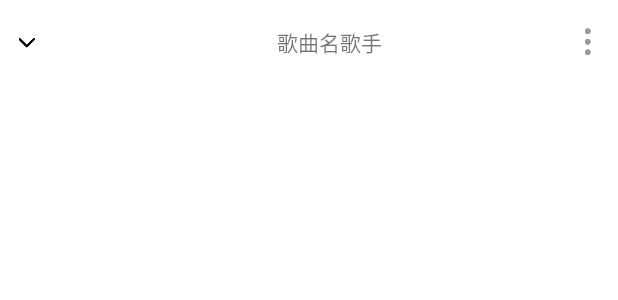
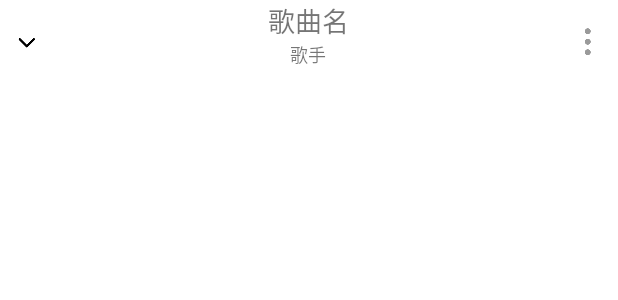
Before and after one commit to liangke21/yuehaoting, an Android app: the layout play_layout_bar.xml on its own in the app's theme, with its tools: preview values and no code run, on a phone screen of 412 x 824 dp. Shown: the top 300 px of the screen. Run offline under Robolectric (Android 15) with nearby library versions, the phone set to English and light mode, and no system bars.

Commit message:
播放界面歌曲歌手属性设置

```diff
--- a/app/src/main/java/com/example/yuehaoting/playInterface/livedata/KuGouSongPhoto.kt
+++ b/app/src/main/java/com/example/yuehaoting/playInterface/livedata/KuGouSongPhoto.kt
@@ -6,7 +6,7 @@ import com.example.yuehaoting.base.retrofit.SongNetwork.singerPhoto
 import com.example.yuehaoting.data.kugou.RecordData
 import com.example.yuehaoting.data.kugouSingerPhoto.SingerPhoto
 import com.example.yuehaoting.util.MusicConstant.SINGER_ID
-import com.example.yuehaoting.util.MusicConstant.SINGER_PHOTO
+
 import kotlinx.coroutines.Dispatchers
 import timber.log.Timber
 import kotlin.properties.Delegates
--- a/app/src/main/java/com/example/yuehaoting/searchFor/adapter/SingleFragment1Adapter.kt
+++ b/app/src/main/java/com/example/yuehaoting/searchFor/adapter/SingleFragment1Adapter.kt
@@ -19,6 +19,8 @@ import com.example.yuehaoting.data.kugousingle.KuGouSingle
 import com.example.yuehaoting.data.kugousingle.SongLists
 import com.example.yuehaoting.playInterface.activity.PlayActivity
 import com.example.yuehaoting.util.MusicConstant.SINGER_ID
+import com.example.yuehaoting.util.MusicConstant.SINGER_NAME
+import com.example.yuehaoting.util.MusicConstant.SONG_NAME
 
 import timber.log.Timber
 
@@ -85,9 +87,11 @@ class SingleFragment1Adapter(private val list: List<KuGouSingle.Data.Lists>, val
                 musicUtil.makeCodIntent(Command.PLAINSONG)
                     .putExtra(MusicService.EXTRA_POSITION, position)
             )
-
+            val song = songDetails(position)
            val intent=Intent(activity,PlayActivity::class.java)
               intent.putExtra(SINGER_ID,mixSongID)
+            intent.putExtra(SONG_NAME,song[0])
+            intent.putExtra(SINGER_NAME,song[1])
             activity?.startActivity(intent)
         }
     }
--- a/app/src/main/res/layout/play_layout_bar.xml
+++ b/app/src/main/res/layout/play_layout_bar.xml
@@ -10,23 +10,30 @@
     android:layout_marginLeft="8dp"
     android:src="@drawable/play_drop_down"
     android:id="@+id/ib_play_drop_down"/>
-  <TextView
+  <LinearLayout
     android:layout_width="wrap_content"
     android:layout_height="match_parent"
     android:layout_centerHorizontal="true"
-    android:gravity="center_vertical"
+    android:orientation="vertical"
+    >
+    <TextView
+      android:layout_width="wrap_content"
+      android:layout_height="wrap_content"
+      android:layout_gravity="center_horizontal"
+      android:textSize="18sp"
       android:text="歌曲名"
       android:id="@+id/tv_play_song_name"
       />
     <TextView
       android:layout_width="wrap_content"
-    android:layout_height="match_parent"
-    android:layout_centerHorizontal="true"
-    android:gravity="center_vertical"
-    android:layout_toRightOf="@+id/tv_play_song_name"
+      android:layout_height="wrap_content"
+      android:layout_gravity="center_horizontal"
+      android:textSize="12sp"
       android:text="歌手"
       android:id="@+id/tv_play_Singer_name"
       />
+  </LinearLayout>
+
   <ImageButton
     android:layout_width="wrap_content"
     android:layout_height="match_parent"
```
Also changed, not shown: app/src/main/java/com/example/yuehaoting/playInterface/activity/PlayActivity.kt (+23 -17 lines), app/src/main/java/com/example/yuehaoting/util/MusicConstant.kt (+6 -1 lines). Lines whose indentation alone changed are shown as unchanged.
